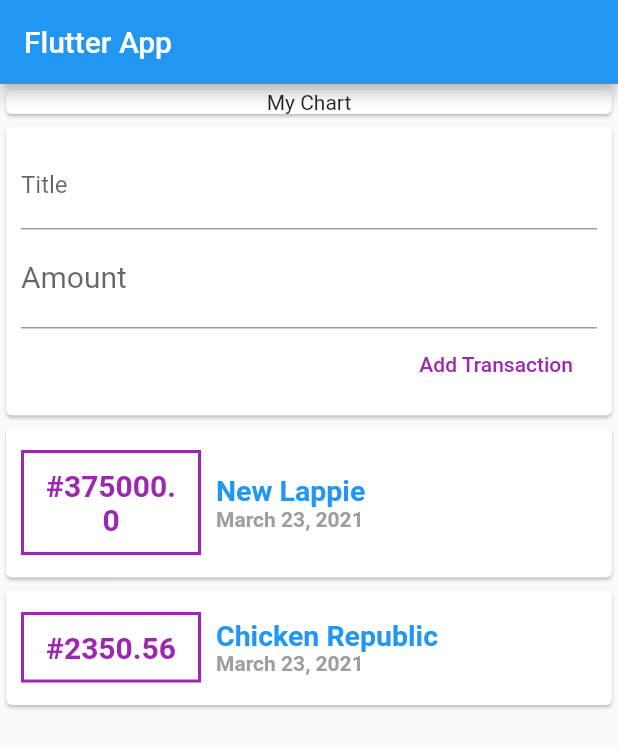
After one commit to dro-1/expense_tracker, a Flutter app: the screen it shows after launch, on a phone screen of 412 x 824 dp. The commit adds this screen. Shown: the top 748 px of the screen. Run offline on Flutter 3.47's test engine with Material 2 defaults, Android fonts, the phone set to English and light mode, and no system bars.

Commit message:
added listviews

```diff
--- /dev/null
+++ b/lib/widgets/new_transaction.dart
@@ -0,0 +1,41 @@
+import 'package:flutter/material.dart';
+
+class NewTransaction extends StatelessWidget {
+  final titleController = TextEditingController();
+  final amountController = TextEditingController();
+  final createTransaction;
+
+  NewTransaction(this.createTransaction);
+
+  @override
+  Widget build(BuildContext context) {
+    return Card(
+      child: Container(
+        padding: EdgeInsets.all(10),
+        child: Column(
+          crossAxisAlignment: CrossAxisAlignment.end,
+          children: <Widget>[
+            TextField(
+              decoration: InputDecoration(labelText: 'Title'),
+              controller: titleController,
+            ),
+            TextField(
+              decoration: InputDecoration(labelText: 'Amount'),
+              style: TextStyle(fontSize: 20),
+              controller: amountController,
+            ),
+            FlatButton(
+              onPressed: () {
+                createTransaction(
+                    title: titleController.text,
+                    amount: double.parse(amountController.text));
+              },
+              child: Text('Add Transaction'),
+              textColor: Colors.purple,
+            ),
+          ],
+        ),
+      ),
+    );
+  }
+}
--- a/lib/widgets/transaction_list.dart
+++ b/lib/widgets/transaction_list.dart
@@ -3,34 +3,22 @@ import 'package:flutter/material.dart';
 import './transaction_widget.dart';
 import '../models/transaction.dart';
 
-class TransactionList extends StatefulWidget {
-  @override
-  _TransactionListState createState() => _TransactionListState();
-}
+class TransactionList extends StatelessWidget {
+  final List<Transaction> transactions;
 
-class _TransactionListState extends State<TransactionList> {
-  final List<Transaction> transactions = [
-    Transaction(
-      date: DateTime.now(),
-      id: 't1',
-      amount: 375000,
-      title: 'New Lappie',
-    ),
-    Transaction(
-      date: DateTime.now(),
-      id: 't2',
-      amount: 2350.56,
-      title: 'Chicken Republic',
-    ),
-  ];
+  TransactionList(this.transactions);
 
   @override
   Widget build(BuildContext context) {
-    return Column(
-        children: transactions
-            .map(
-              (transaction) => TransactionWidget(transaction),
-            )
-            .toList());
+    return Container(
+      width: double.infinity,
+      height: 300,
+      child: ListView(
+          children: transactions
+              .map(
+                (transaction) => TransactionWidget(transaction),
+              )
+              .toList()),
+    );
   }
 }
--- /dev/null
+++ b/lib/widgets/user_transactions.dart
@@ -0,0 +1,48 @@
+import 'package:flutter/material.dart';
+
+import './../models/transaction.dart';
+import './new_transaction.dart';
+import './transaction_list.dart';
+
+class UserTransactions extends StatefulWidget {
+  @override
+  _UserTransactionsState createState() => _UserTransactionsState();
+}
+
+class _UserTransactionsState extends State<UserTransactions> {
+  final List<Transaction> transactions = [
+    Transaction(
+      date: DateTime.now(),
+      id: 't0',
+      amount: 375000,
+      title: 'New Lappie',
+    ),
+    Transaction(
+      date: DateTime.now(),
+      id: 't1',
+      amount: 2350.56,
+      title: 'Chicken Republic',
+    ),
+  ];
+
+  void createTransaction({@required String title, @required double amount}) {
+    final tx = Transaction(
+        id: 't${transactions.length}',
+        amount: amount,
+        title: title,
+        date: DateTime.now());
+    setState(() {
+      transactions.add(tx);
+    });
+  }
+
+  @override
+  Widget build(BuildContext context) {
+    return Column(
+      children: [
+        NewTransaction(createTransaction),
+        TransactionList(transactions),
+      ],
+    );
+  }
+}
```
Also changed, not shown: lib/main.dart (+5 -35 lines).
